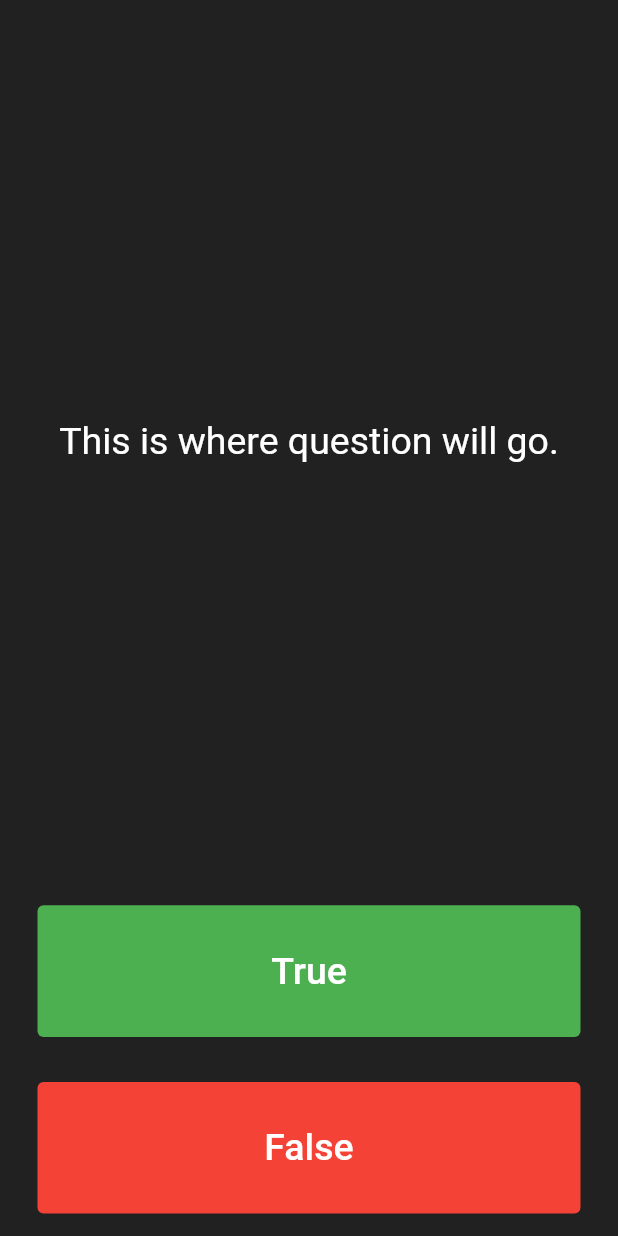
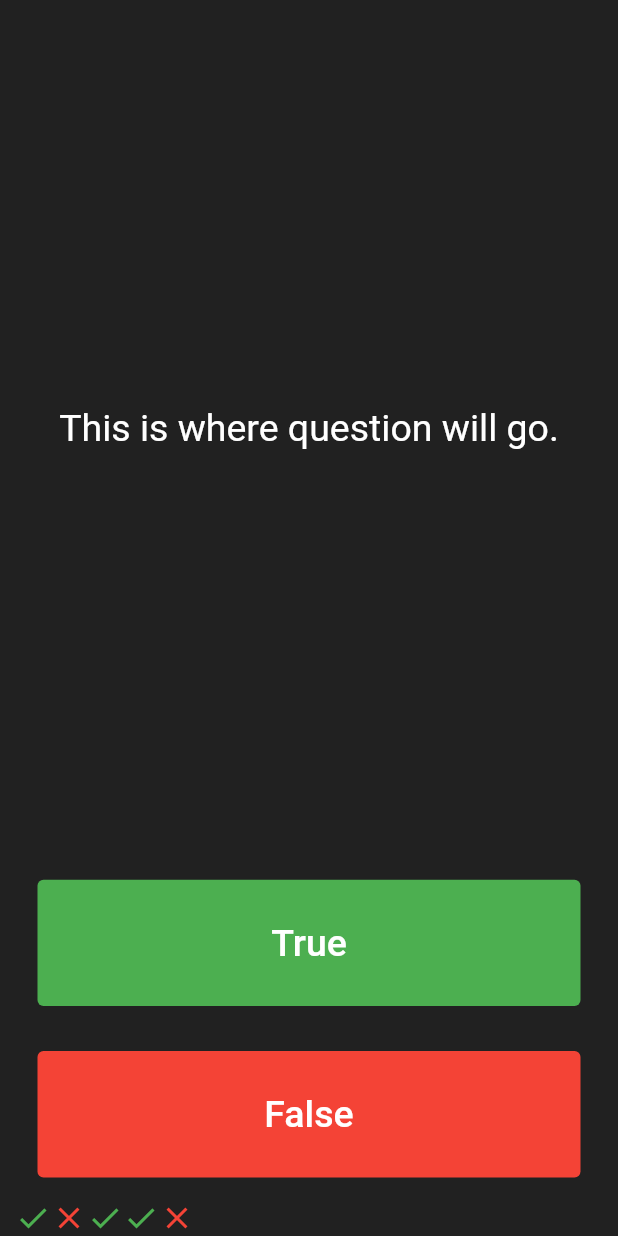
Before and after one commit to syedashiqbd/QuizzerApp-Flutter-Ashiq, a Flutter app: the screen it shows after launch, on a phone screen of 412 x 824 dp. Run offline on Flutter 3.47's test engine with Material 2 defaults, Android fonts, the phone set to English and light mode, and no system bars.

Commit message:
scoreKepper added

```diff
--- a/quizzler/lib/main.dart
+++ b/quizzler/lib/main.dart
@@ -25,6 +25,30 @@ class QuizPage extends StatefulWidget {
 }
 
 class _QuizPageState extends State<QuizPage> {
+
+  List <Icon> scoreKeeper = [
+    Icon(
+         Icons.check,
+                color: Colors.green,
+              ),
+              Icon(
+                Icons.close,
+                color: Colors.red,
+              ),
+              Icon(
+                Icons.check,
+                color: Colors.green,
+              ),
+              Icon(
+                Icons.check,
+                color: Colors.green,
+              ),
+              Icon(
+                Icons.close,
+                color: Colors.red,
+              ),
+  ];
+
   @override
   Widget build(BuildContext context) {
     return Column(
@@ -72,16 +96,19 @@ class _QuizPageState extends State<QuizPage> {
                 child: Text(
                   'False',
                   style: TextStyle(
-                color:Colors.white,
+                    color: Colors.white,
                     fontSize: 25.0,
                   ),
                 ),
-              onPressed:(){
+                onPressed: () {
                   //The user picked false.
                 },
               ),
             ),
           ),
+          Row(
+            children:scoreKeeper,
+          ),
         ]);
   }
 }
```
Lines whose indentation alone changed are shown as unchanged.
